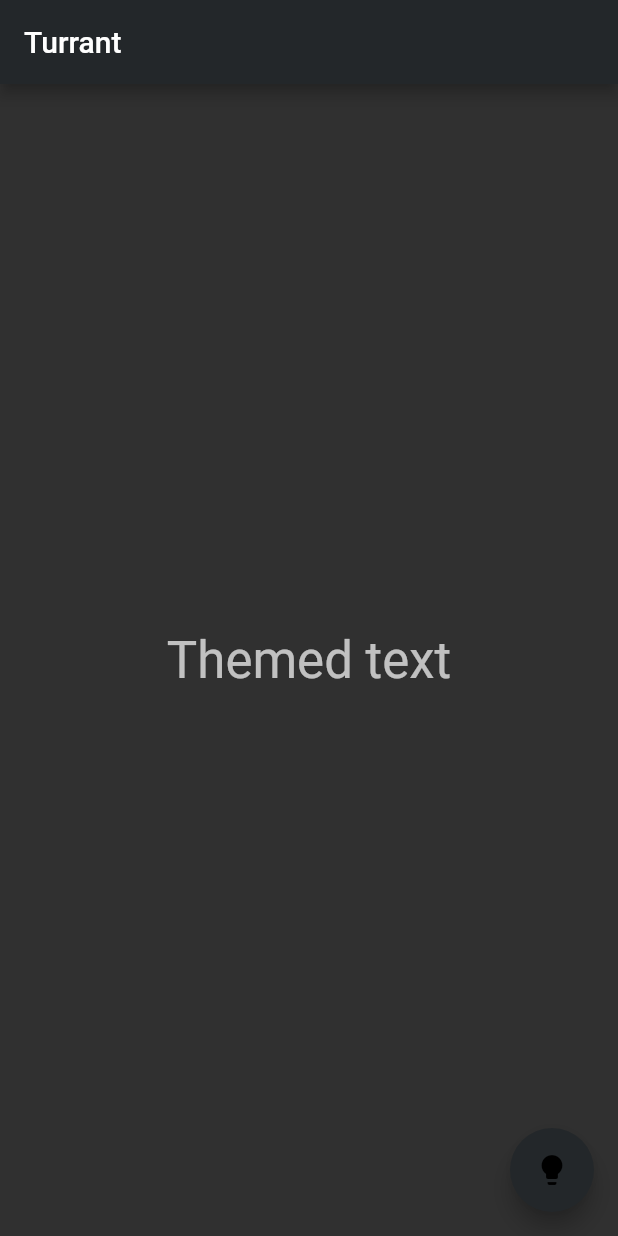
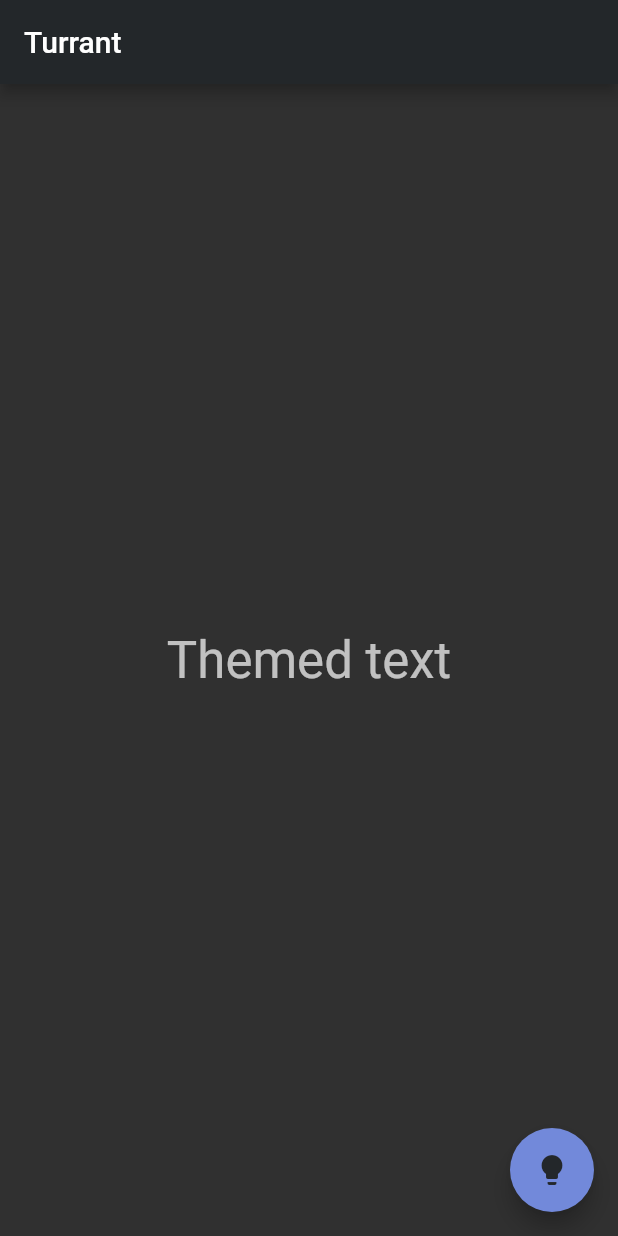
Before and after one commit to mohitkyadav/source-server-manager, a Flutter app: the screen it shows after launch, on a phone screen of 412 x 824 dp. Run offline on Flutter 3.47's test engine with Material 2 defaults, Android fonts, the phone set to English and light mode, and no system bars; our stand-ins replace shared_preferences.

Commit message:
fix fab styles error

```diff
--- a/lib/themes/app_themes.dart
+++ b/lib/themes/app_themes.dart
@@ -10,6 +10,10 @@ final darkTheme = AppTheme('darkTheme', 'Dark', ThemeData(
     accentColor: AppStyles.lightPurple,
     accentIconTheme: IconThemeData(color: AppStyles.black),
     dividerColor: AppStyles.lightGray,
+    floatingActionButtonTheme: FloatingActionButtonThemeData(
+        foregroundColor: AppStyles.black,
+        backgroundColor: AppStyles.lightPurple,
+    ),
     colorScheme: ColorScheme.dark(
         primary: AppStyles.lightPurple,
         secondary: AppStyles.lightGray,
@@ -24,6 +28,10 @@ final lightTheme = AppTheme('lightTheme', 'Light', ThemeData(
     accentColor: AppStyles.lightPurple,
     accentIconTheme: IconThemeData(color: AppStyles.white),
     dividerColor: AppStyles.lightGray,
+    floatingActionButtonTheme: FloatingActionButtonThemeData(
+        foregroundColor: AppStyles.white,
+        backgroundColor: AppStyles.lightPurple,
+    ),
     colorScheme: ColorScheme.light(
         primary: AppStyles.lightPurple,
         secondary: AppStyles.lightGray,
--- a/lib/ui/home_page.dart
+++ b/lib/ui/home_page.dart
@@ -49,7 +49,6 @@ class _HomePageState extends State<HomePage> {
         ),
       ),
       floatingActionButton: FloatingActionButton(
-        backgroundColor: Theme.of(context).primaryColor,
         onPressed: () {
           _toggleTheme(context);
         },
```
